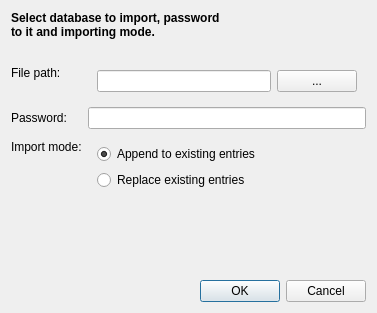
Old version of the form dialogs/DatabaseImportDialog.ui in the repository veaceslav/qpass-qt5.
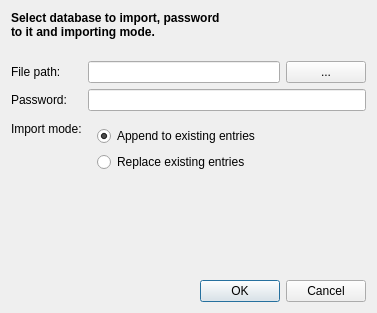
New version of the form.

The edit to the form file:
```diff
--- a/dialogs/DatabaseImportDialog.ui
+++ b/dialogs/DatabaseImportDialog.ui
@@ -93,6 +93,9 @@
      <item row="0" column="1">
       <widget class="QWidget" name="widget_2" native="true">
        <layout class="QHBoxLayout" name="horizontalLayout">
+        <property name="margin">
+         <number>0</number>
+        </property>
         <item>
          <widget class="QLineEdit" name="pathEdit">
           <property name="readOnly">
```
